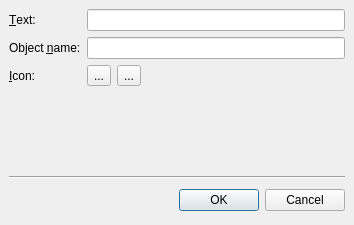
Old version of the form tools/designer/src/lib/shared/newactiondialog.ui in the repository Fat-Zer/qt4-historical.
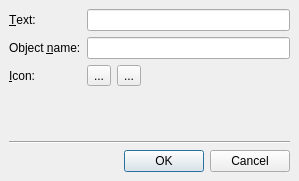
New version of the form. Icons and pictures are not drawn.

Patch:
```diff
--- a/tools/designer/src/lib/shared/newactiondialog.ui
+++ b/tools/designer/src/lib/shared/newactiondialog.ui
@@ -8,8 +8,8 @@
    <rect>
     <x>0</x>
     <y>0</y>
-    <width>354</width>
-    <height>225</height>
+    <width>299</width>
+    <height>181</height>
    </rect>
   </property>
   <property name="windowTitle" >
@@ -129,44 +129,14 @@
     </widget>
    </item>
    <item>
-    <layout class="QHBoxLayout" >
-     <property name="margin" >
-      <number>0</number>
+    <widget class="QDialogButtonBox" name="buttonBox" >
+     <property name="orientation" >
+      <enum>Qt::Horizontal</enum>
      </property>
-     <property name="spacing" >
-      <number>6</number>
+     <property name="standardButtons" >
+      <set>QDialogButtonBox::Cancel|QDialogButtonBox::NoButton|QDialogButtonBox::Ok</set>
      </property>
-     <item>
-      <spacer>
-       <property name="orientation" >
-        <enum>Qt::Horizontal</enum>
-       </property>
-       <property name="sizeHint" >
-        <size>
-         <width>131</width>
-         <height>31</height>
-        </size>
-       </property>
-      </spacer>
-     </item>
-     <item>
-      <widget class="QPushButton" name="okButton" >
-       <property name="text" >
-        <string>OK</string>
-       </property>
-       <property name="default" >
-        <bool>true</bool>
-       </property>
-      </widget>
-     </item>
-     <item>
-      <widget class="QPushButton" name="cancelButton" >
-       <property name="text" >
-        <string>Cancel</string>
-       </property>
-      </widget>
-     </item>
-    </layout>
+    </widget>
    </item>
   </layout>
  </widget>
```
Left out of the diff: 62 changed lines with no effect on the pictures.
